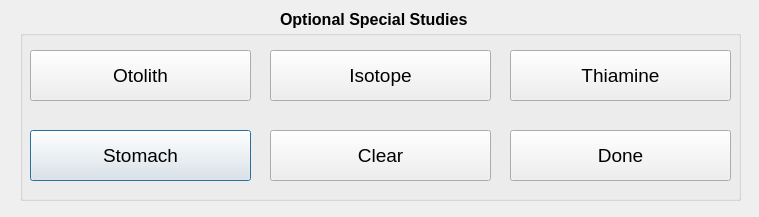
Before: the Qt Designer form ui/ABLImMatSalmonSpecialStudiesDlg.ui in guyuhong/CLAMS, drawn with Qt 5.
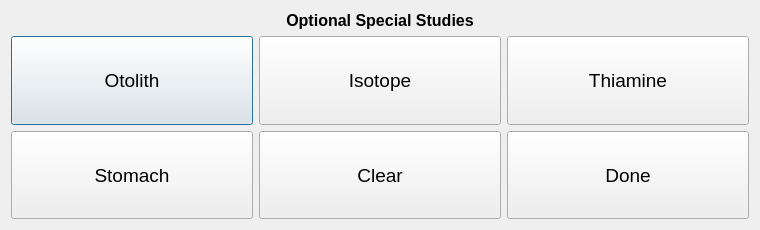
After: the same form once the commit is applied.

Commit message:
uis: all abl specials, add catch, basket edit; dlgs: all abl specials, basket edit
UIs and compiled: ABLImMatSalmonSpecialStudiesDlg.ui, ABLJuvSalmonSpecialStudiesDlg.ui, ABLSpecialStudiesDlg.ui, AddCatchSpcDlg.ui, BasketEditDlg.ui

MeasurementDialogs: ablimmatsalmonspecialstudiesdlg.py, abljuvsalmonspecialstudiesdlg.py, ablspecialstudiesdlg.py, basketeditdlg.py

```diff
--- a/ui/ABLImMatSalmonSpecialStudiesDlg.ui
+++ b/ui/ABLImMatSalmonSpecialStudiesDlg.ui
@@ -6,33 +6,109 @@
    <rect>
     <x>0</x>
     <y>0</y>
-    <width>759</width>
-    <height>217</height>
+    <width>760</width>
+    <height>230</height>
    </rect>
   </property>
+  <property name="minimumSize">
+   <size>
+    <width>760</width>
+    <height>230</height>
+   </size>
+  </property>
   <property name="windowTitle">
    <string>Special Studies</string>
   </property>
-  <widget class="QGroupBox" name="groupBox">
-   <property name="geometry">
-    <rect>
-     <x>20</x>
-     <y>30</y>
-     <width>721</width>
-     <height>171</height>
-    </rect>
-   </property>
-   <property name="title">
-    <string/>
-   </property>
+  <layout class="QVBoxLayout" name="verticalLayout">
+   <item>
+    <layout class="QHBoxLayout" name="horizontalLayout">
+     <item>
+      <widget class="QLabel" name="label_3">
+       <property name="font">
+        <font>
+         <pointsize>12</pointsize>
+         <bold>true</bold>
+        </font>
+       </property>
+       <property name="text">
+        <string>Optional Special Studies</string>
+       </property>
+       <property name="alignment">
+        <set>Qt::AlignCenter</set>
+       </property>
+      </widget>
+     </item>
+    </layout>
+   </item>
+   <item>
+    <layout class="QGridLayout" name="gridLayout">
+     <item row="0" column="0">
+      <widget class="QPushButton" name="otolithBtn">
+       <property name="sizePolicy">
+        <sizepolicy hsizetype="Minimum" vsizetype="Expanding">
+         <horstretch>0</horstretch>
+         <verstretch>0</verstretch>
+        </sizepolicy>
+       </property>
+       <property name="font">
+        <font>
+         <pointsize>14</pointsize>
+        </font>
+       </property>
+       <property name="text">
+        <string>Otolith</string>
+       </property>
+       <property name="checkable">
+        <bool>true</bool>
+       </property>
+      </widget>
+     </item>
+     <item row="1" column="1">
+      <widget class="QPushButton" name="clearBtn">
+       <property name="sizePolicy">
+        <sizepolicy hsizetype="Minimum" vsizetype="Expanding">
+         <horstretch>0</horstretch>
+         <verstretch>0</verstretch>
+        </sizepolicy>
+       </property>
+       <property name="font">
+        <font>
+         <pointsize>14</pointsize>
+        </font>
+       </property>
+       <property name="text">
+        <string>Clear</string>
+       </property>
+      </widget>
+     </item>
+     <item row="0" column="1">
+      <widget class="QPushButton" name="isotopeBtn">
+       <property name="sizePolicy">
+        <sizepolicy hsizetype="Minimum" vsizetype="Expanding">
+         <horstretch>0</horstretch>
+         <verstretch>0</verstretch>
+        </sizepolicy>
+       </property>
+       <property name="font">
+        <font>
+         <pointsize>14</pointsize>
+        </font>
+       </property>
+       <property name="text">
+        <string>Isotope</string>
+       </property>
+       <property name="checkable">
+        <bool>true</bool>
+       </property>
+      </widget>
+     </item>
+     <item row="1" column="0">
    <widget class="QPushButton" name="stomachBtn">
-    <property name="geometry">
-     <rect>
-      <x>10</x>
-      <y>100</y>
-      <width>221</width>
-      <height>51</height>
-     </rect>
+       <property name="sizePolicy">
+        <sizepolicy hsizetype="Minimum" vsizetype="Expanding">
+         <horstretch>0</horstretch>
+         <verstretch>0</verstretch>
+        </sizepolicy>
     </property>
     <property name="font">
      <font>
@@ -46,14 +122,14 @@
      <bool>true</bool>
     </property>
    </widget>
+     </item>
+     <item row="0" column="2">
    <widget class="QPushButton" name="thiamineBtn">
-    <property name="geometry">
-     <rect>
-      <x>490</x>
-      <y>20</y>
-      <width>221</width>
-      <height>51</height>
-     </rect>
+       <property name="sizePolicy">
+        <sizepolicy hsizetype="Minimum" vsizetype="Expanding">
+         <horstretch>0</horstretch>
+         <verstretch>0</verstretch>
+        </sizepolicy>
     </property>
     <property name="font">
      <font>
@@ -67,14 +143,14 @@
      <bool>true</bool>
     </property>
    </widget>
+     </item>
+     <item row="1" column="2">
    <widget class="QPushButton" name="doneBtn">
-    <property name="geometry">
-     <rect>
-      <x>490</x>
-      <y>100</y>
-      <width>221</width>
-      <height>51</height>
-     </rect>
+       <property name="sizePolicy">
+        <sizepolicy hsizetype="Minimum" vsizetype="Expanding">
+         <horstretch>0</horstretch>
+         <verstretch>0</verstretch>
+        </sizepolicy>
     </property>
     <property name="font">
      <font>
@@ -85,87 +161,10 @@
      <string>Done</string>
     </property>
    </widget>
-   <widget class="QPushButton" name="clearBtn">
-    <property name="geometry">
-     <rect>
-      <x>250</x>
-      <y>100</y>
-      <width>221</width>
-      <height>51</height>
-     </rect>
-    </property>
-    <property name="font">
-     <font>
-      <pointsize>14</pointsize>
-     </font>
-    </property>
-    <property name="text">
-     <string>Clear</string>
-    </property>
-   </widget>
-   <widget class="QPushButton" name="isotopeBtn">
-    <property name="geometry">
-     <rect>
-      <x>250</x>
-      <y>20</y>
-      <width>221</width>
-      <height>51</height>
-     </rect>
-    </property>
-    <property name="font">
-     <font>
-      <pointsize>14</pointsize>
-     </font>
-    </property>
-    <property name="text">
-     <string>Isotope</string>
-    </property>
-    <property name="checkable">
-     <bool>true</bool>
-    </property>
-   </widget>
-   <widget class="QPushButton" name="otolithBtn">
-    <property name="geometry">
-     <rect>
-      <x>10</x>
-      <y>20</y>
-      <width>221</width>
-      <height>51</height>
-     </rect>
-    </property>
-    <property name="font">
-     <font>
-      <pointsize>14</pointsize>
-     </font>
-    </property>
-    <property name="text">
-     <string>Otolith</string>
-    </property>
-    <property name="checkable">
-     <bool>true</bool>
-    </property>
-   </widget>
-  </widget>
-  <widget class="QLabel" name="label_3">
-   <property name="geometry">
-    <rect>
-     <x>280</x>
-     <y>10</y>
-     <width>197</width>
-     <height>19</height>
-    </rect>
-   </property>
-   <property name="font">
-    <font>
-     <pointsize>12</pointsize>
-     <weight>75</weight>
-     <bold>true</bold>
-    </font>
-   </property>
-   <property name="text">
-    <string>Optional Special Studies</string>
-   </property>
-  </widget>
+     </item>
+    </layout>
+   </item>
+  </layout>
  </widget>
  <resources/>
  <connections/>
```
Lines whose indentation alone changed are shown as unchanged. The commit also changes 14 other files.
